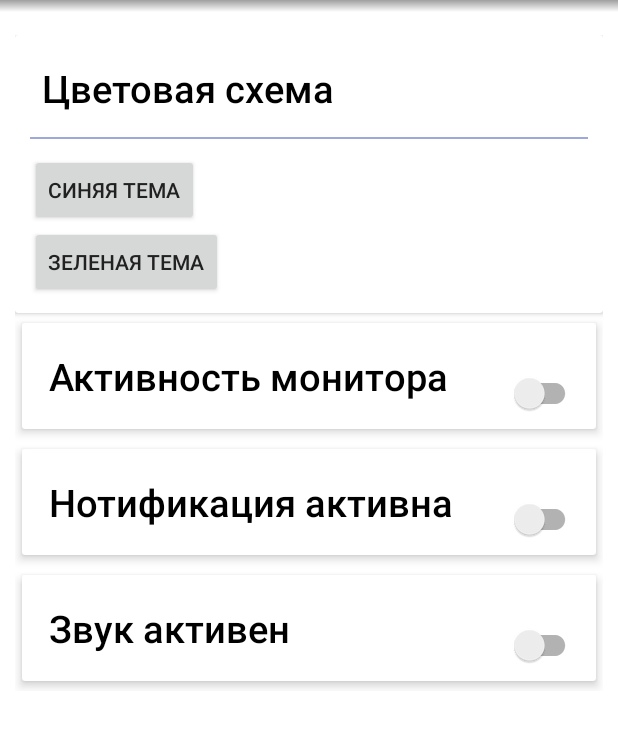
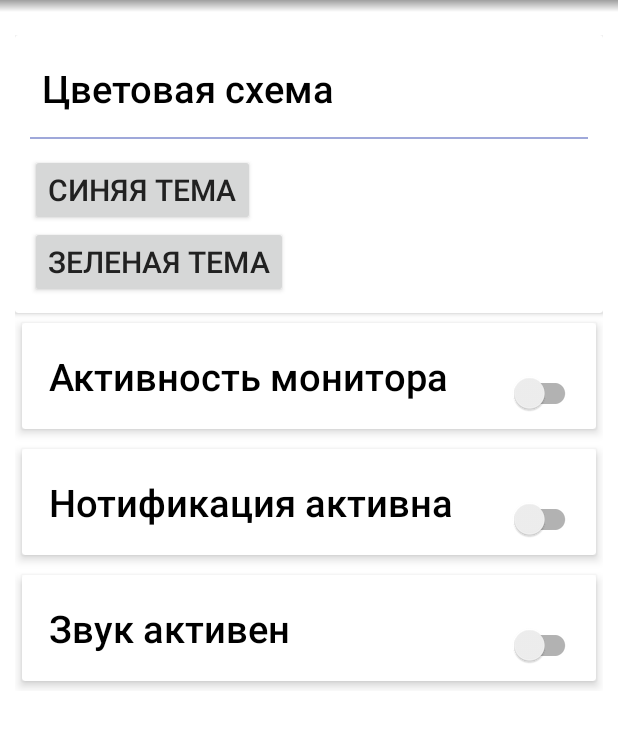
Before and after one commit to NIKsun/AutoMskMaterial, an Android app: the fragment SettingsFragment placed in its activity, after a tap on "Цветовая схема", on a phone screen of 412 x 824 dp, the part 78-827 px from its top. Run offline under Robolectric (Android 15) with nearby library versions, the phone set to English and light mode, and no system bars; libraries missing offline, so code that uses them is left out: com.crashlytics.android, com.rey.material, io.fabric.sdk; plain views replace Button, RadioButton, SnackBar, Switch, TextView; 26 statements that could not run were skipped.

```diff
--- a/app/src/main/res/layout/fragment_settings.xml
+++ b/app/src/main/res/layout/fragment_settings.xml
@@ -71,14 +71,16 @@
                                     android:gravity="center_vertical"
                                     android:text="Синяя тема"
                                     android:clickable="false"
-                                    android:checked="false" />
+                                    android:checked="false"
+                                    android:textSize="20sp" />
                                 <com.rey.material.widget.RadioButton
                                     android:id="@+id/radio_button_2"
                                     style="@style/Material.Drawable.RadioButton"
                                     android:layout_width="wrap_content"
                                     android:layout_height="wrap_content"
                                     android:gravity="center_vertical"
-                                    android:text="Зеленая тема"/>
+                                    android:text="Зеленая тема"
+                                    android:textSize="20sp" />
                             </RadioGroup>
                     </LinearLayout>
                 </LinearLayout>
```
Also changed, not shown: app/src/main/java/com/example/material_model_automsk/MainActivity.java (+8 -0 lines), app/src/main/java/com/example/material_model_automsk/SettingsFragment.java (+24 -13 lines).
